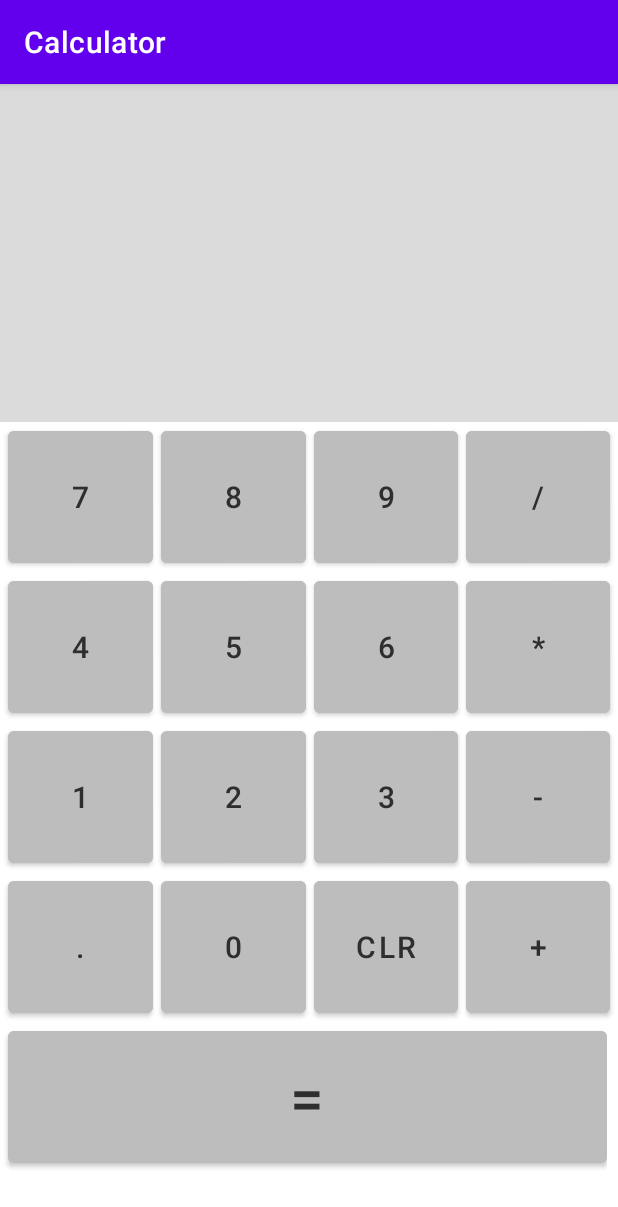
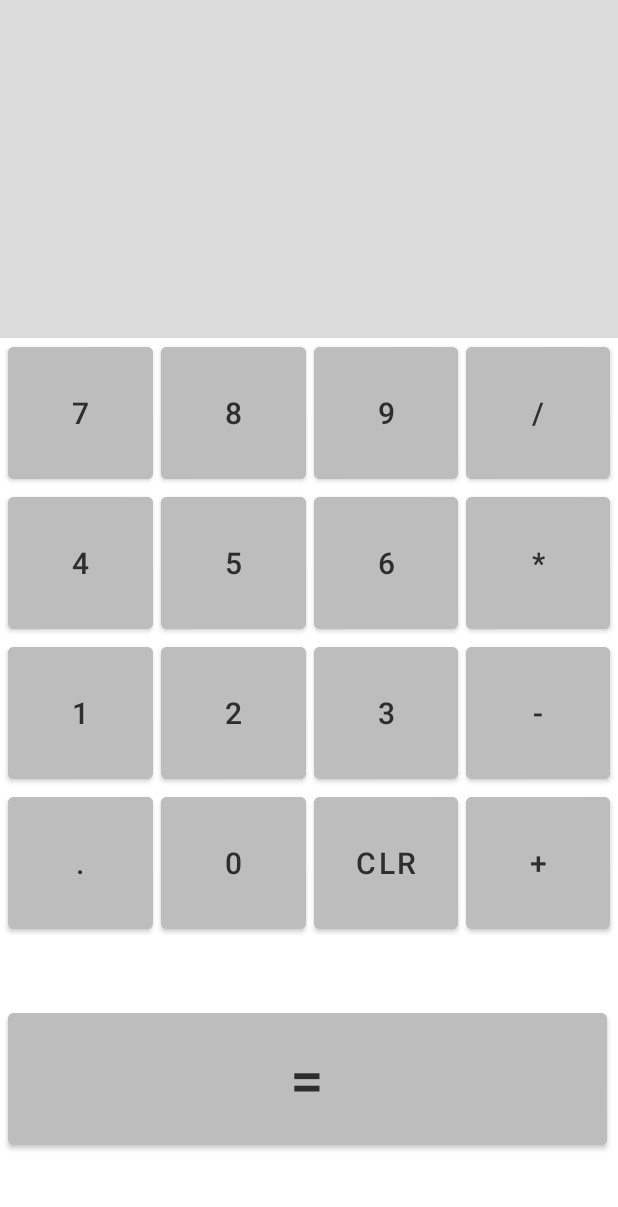
Before and after one commit to Sundaram-sharma/Calculator, an Android app: the screen it shows after launch (MainActivity), on a phone screen of 412 x 824 dp. Shown: the top 1207 px of the screen. Run offline under Robolectric (Android 15) with nearby library versions, the phone set to English and light mode, and no system bars.

Commit message:
.updated User Interface .updated logics

```diff
--- a/app/src/main/res/layout/activity_main.xml
+++ b/app/src/main/res/layout/activity_main.xml
@@ -245,16 +245,19 @@
 
         </LinearLayout>
         <LinearLayout
-            android:layout_width="wrap_content"
-            android:layout_height="wrap_content"
+            android:layout_width="match_parent"
+            android:layout_height="match_parent"
             android:orientation="horizontal">
 
             <Button
                 android:id="@+id/btnEqual"
-                android:onClick="getDigit"
+                android:onClick="OnEqual"
                 android:layout_width="399dp"
                 android:layout_height="100dp"
                 android:layout_marginStart="5dp"
+                android:layout_marginEnd="5dp"
+                android:layout_marginBottom="5dp"
+                android:layout_gravity="center"
                 android:backgroundTint="@color/grayCustom"
                 android:text="@string/signEquals"
                 android:textColor="@color/textGrayCustom"
--- a/app/src/main/res/values-night/themes.xml
+++ b/app/src/main/res/values-night/themes.xml
@@ -1,6 +1,6 @@
 <resources xmlns:tools="http://schemas.android.com/tools">
     <!-- Base application theme. -->
-    <style name="Theme.Calculator" parent="Theme.MaterialComponents.DayNight.DarkActionBar">
+    <style name="Theme.Calculator" parent="Theme.MaterialComponents.DayNight.NoActionBar">
         <!-- Primary brand color. -->
         <item name="colorPrimary">@color/purple_200</item>
         <item name="colorPrimaryVariant">@color/purple_700</item>
--- a/app/src/main/res/values/themes.xml
+++ b/app/src/main/res/values/themes.xml
@@ -1,6 +1,6 @@
 <resources xmlns:tools="http://schemas.android.com/tools">
     <!-- Base application theme. -->
-    <style name="Theme.Calculator" parent="Theme.MaterialComponents.DayNight.DarkActionBar">
+    <style name="Theme.Calculator" parent="Theme.MaterialComponents.DayNight.NoActionBar">
         <!-- Primary brand color. -->
         <item name="colorPrimary">@color/purple_500</item>
         <item name="colorPrimaryVariant">@color/purple_700</item>
```
Also changed, not shown: app/build.gradle (+5 -5 lines), app/src/main/java/com/example/calculator/MainActivity.kt (+100 -1 lines).
